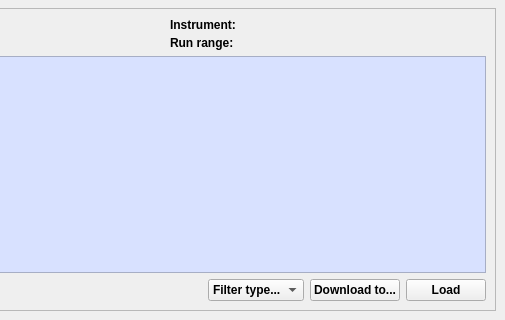
This is Code/Mantid/MantidQt/MantidWidgets/inc/MantidQtMantidWidgets/ICatSearch2.ui in mantidproject/mantid as Qt 5 draws it before an edit; both pictures show x 174 to 679 and y 624 to 944 of the 679 by 944 pixel window. The edited form follows.
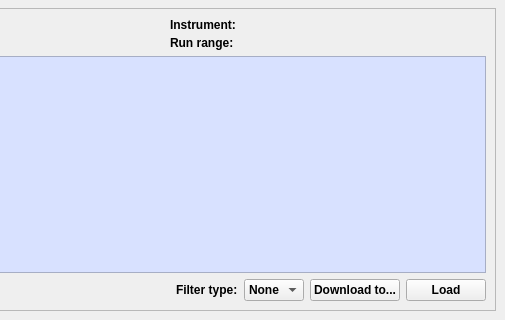
This is the edited form.

Commit message: Added filter label, and "No filter" to dropdown. Refs #8199.

Diff of the .ui file:
```diff
--- a/Code/Mantid/MantidQt/MantidWidgets/inc/MantidQtMantidWidgets/ICatSearch2.ui
+++ b/Code/Mantid/MantidQt/MantidWidgets/inc/MantidQtMantidWidgets/ICatSearch2.ui
@@ -1061,6 +1061,28 @@
             </property>
            </spacer>
           </item>
+          <item>
+           <widget class="QLabel" name="filterType">
+            <property name="sizePolicy">
+             <sizepolicy hsizetype="Preferred" vsizetype="Minimum">
+              <horstretch>0</horstretch>
+              <verstretch>0</verstretch>
+             </sizepolicy>
+            </property>
+            <property name="font">
+             <font>
+              <weight>75</weight>
+              <bold>true</bold>
+             </font>
+            </property>
+            <property name="frameShadow">
+             <enum>QFrame::Plain</enum>
+            </property>
+            <property name="text">
+             <string>Filter type:</string>
+            </property>
+           </widget>
+          </item>
           <item>
            <widget class="QComboBox" name="dataFileFilterCombo">
             <property name="font">
@@ -1074,7 +1096,7 @@
             </property>
             <item>
              <property name="text">
-              <string>Filter type...</string>
+              <string>None</string>
              </property>
             </item>
            </widget>
```
The commit also changes 1 other file.
